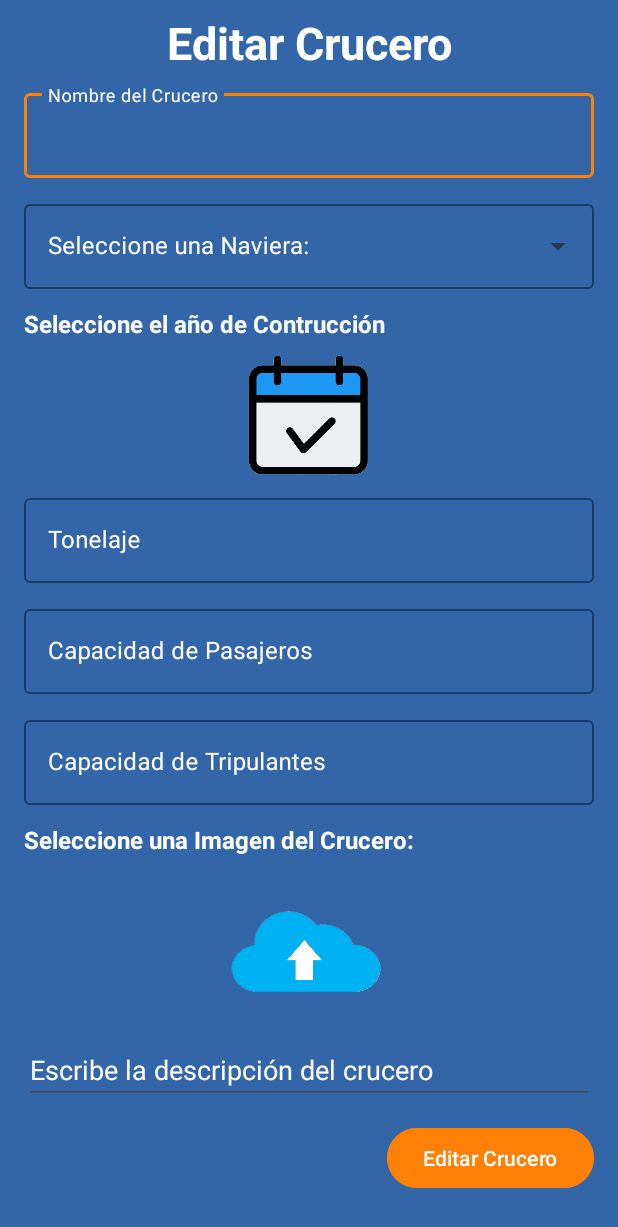
After one commit to PabloMSS/Buscador_CRUD_Firebase_MVVM, an Android app: the EditCrucero screen opened directly, with no data from a screen before it, on a phone screen of 412 x 824 dp. The commit adds this screen. Shown: the top 1227 px of the screen. Run offline under Robolectric (Android 15) with nearby library versions, the phone set to English and light mode, and no system bars; our stand-ins replace Firebase (no records; nobody signed in at launch, a user with empty details on screens opened directly); 9 statements that could not run were skipped.

Commit message:
Activity Edit Cruise

```diff
--- a/app/src/main/AndroidManifest.xml
+++ b/app/src/main/AndroidManifest.xml
@@ -14,6 +14,9 @@
         android:supportsRtl="true"
         android:theme="@style/Theme.Buscador_Cruceros"
         tools:targetApi="31">
+        <activity
+            android:name=".EditCrucero"
+            android:exported="false" />
         <activity
             android:name=".AddCrucero"
             android:exported="false" />
--- a/app/src/main/java/com/example/buscador_cruceros/Adapter/CruceroAdapter.kt
+++ b/app/src/main/java/com/example/buscador_cruceros/Adapter/CruceroAdapter.kt
@@ -1,10 +1,13 @@
 package com.example.buscador_cruceros.Adapter
 
+import android.content.Intent
 import android.view.LayoutInflater
 import android.view.ViewGroup
 import android.widget.ImageView
+import android.widget.Toast
 import androidx.recyclerview.widget.DiffUtil
 import androidx.recyclerview.widget.ListAdapter
+import com.example.buscador_cruceros.EditCrucero
 import com.example.buscador_cruceros.Models.Crucero
 import com.example.buscador_cruceros.R
 import com.example.buscador_cruceros.ViewHolder.CruceroViewHolder
@@ -18,8 +21,19 @@ class CruceroAdapter(private val deleteCruise: (Int) -> Unit): ListAdapter<Cruce
 
     override fun onBindViewHolder(holder: CruceroViewHolder, position: Int) {
         holder.render(getItem(position))
-        holder.itemView.findViewById<ImageView>(R.id.imgDelete).setOnClickListener {
+
+        var deleteIcon = holder.itemView.findViewById<ImageView>(R.id.imgDelete)
+        var editIcon = holder.itemView.findViewById<ImageView>(R.id.imgEdit)
+
+        deleteIcon.setOnClickListener {
             deleteCruise(position)
+        }
+
+        editIcon.setOnClickListener {
+            var crucero: Crucero = getItem(position)
+            val intent = Intent(editIcon.context, EditCrucero::class.java)
+            intent.putExtra("editCrucero", crucero)
+            editIcon.context.startActivity(intent)
         }
     }
 
--- a/app/src/main/java/com/example/buscador_cruceros/AddCrucero.kt
+++ b/app/src/main/java/com/example/buscador_cruceros/AddCrucero.kt
@@ -161,7 +161,7 @@ class AddCrucero : AppCompatActivity() {
             var tripulantes = etTripulantes.text.toString()
             var tonelaje = etTonelaje.text.toString()
             if(idDocument.isNotEmpty() && nameCrucero.isNotEmpty() && descripcion.isNotEmpty() && infoDescripcion.isNotEmpty() && nameNaviera.isNotEmpty() && pasajeros.isNotEmpty() && tripulantes.isNotEmpty() && tonelaje.isNotEmpty() && yearConstruction != ""){
-                Toast.makeText(this, "Campos Rellenos", Toast.LENGTH_LONG).show()
+                Toast.makeText(this, "Creando Crucero", Toast.LENGTH_LONG).show()
                 var crucero = Crucero(idDocument, nameCrucero, descripcion, infoDescripcion, nameNaviera, pasajeros.toInt(), yearConstruction, idDocument, tripulantes.toInt(), tonelaje.toInt())
                 viewModel.addCrucero(crucero)
 
--- a/app/src/main/java/com/example/buscador_cruceros/BuscadorCrucero.kt
+++ b/app/src/main/java/com/example/buscador_cruceros/BuscadorCrucero.kt
@@ -5,6 +5,7 @@ import androidx.appcompat.app.AppCompatActivity
 import android.os.Bundle
 import android.widget.SearchView
 import android.widget.TextView
+import android.widget.Toast
 import androidx.lifecycle.ViewModelProvider
 import androidx.recyclerview.widget.LinearLayoutManager
 import androidx.recyclerview.widget.RecyclerView
@@ -60,7 +61,6 @@ class BuscadorCrucero : AppCompatActivity() {
                 cruceroAdapter.submitList(listCruceros)
             }
         }
-        /*cruceroAdapter = CruceroAdapter(viewModel.listCrucerosBD.value ?: emptyList<Crucero>()) { position -> deleteCrucero(position)}*/
         goAddCruise()
         funcionalitySearchView()
     }
@@ -109,6 +109,9 @@ class BuscadorCrucero : AppCompatActivity() {
     fun deleteCrucero(position: Int){
         var idCrucero = listCruceros[position].id.toString()
         viewModel.deleteCrucero(idCrucero)
+        viewModel.mensajeDelete.observe(this){ it ->
+            Toast.makeText(this, it, Toast.LENGTH_SHORT).show()
+        }
         viewModel.getAll()
     }
 
--- /dev/null
+++ b/app/src/main/java/com/example/buscador_cruceros/EditCrucero.kt
@@ -0,0 +1,93 @@
+package com.example.buscador_cruceros
+
+import androidx.appcompat.app.AppCompatActivity
+import android.os.Bundle
+import android.widget.ArrayAdapter
+import android.widget.AutoCompleteTextView
+import android.widget.Button
+import android.widget.EditText
+import android.widget.ImageView
+import android.widget.NumberPicker
+import android.widget.TextView
+import android.widget.Toast
+import androidx.lifecycle.ViewModelProvider
+import com.example.buscador_cruceros.Models.Crucero
+import com.example.buscador_cruceros.Models.Naviera
+import com.example.buscador_cruceros.ViewModel.EditViewModel
+
+class EditCrucero : AppCompatActivity() {
+
+    lateinit var viewModel: EditViewModel
+
+    lateinit var listNavieras: List<String>
+    lateinit var crucero: Crucero
+
+    lateinit var etEditNameCruise: TextView
+    lateinit var spEditNavieras: AutoCompleteTextView
+    lateinit var tvYearEditConstruction: TextView
+    lateinit var etEditTonelaje: TextView
+    lateinit var etEditPasajeros: TextView
+    lateinit var etEditTripulantes: TextView
+    lateinit var imgEditUpload: ImageView
+    lateinit var etEditDescripcion: EditText
+    lateinit var btnEditAdd: Button
+
+    lateinit var yearPicker: NumberPicker
+    lateinit var btnYearConfirm: Button
+    lateinit var imgCalendar: ImageView
+
+    override fun onCreate(savedInstanceState: Bundle?) {
+        super.onCreate(savedInstanceState)
+        setContentView(R.layout.activity_edit_crucero)
+        initComponents()
+        initUI()
+    }
+
+    fun initComponents(){
+        etEditNameCruise = findViewById(R.id.etEditNameCruise)
+        spEditNavieras = findViewById(R.id.spEditNavieras)
+        tvYearEditConstruction = findViewById(R.id.tvYearEditConstruction)
+        etEditTonelaje = findViewById(R.id.etEditTonelaje)
+        etEditPasajeros = findViewById(R.id.etEditPasajeros)
+        etEditTripulantes = findViewById(R.id.etEditTripulantes)
+        imgEditUpload = findViewById(R.id.imgEditUpload)
+        etEditDescripcion = findViewById(R.id.etEditDescripcion)
+        btnEditAdd = findViewById(R.id.btnEditAdd)
+    }
+
+    fun initUI(){
+        crucero = intent.extras?.getSerializable("editCrucero") as Crucero
+        viewModel = ViewModelProvider(this).get(EditViewModel::class.java)
+        viewModel.getNavieras()
+        viewModel.listNaviera.observe(this){ result ->
+            listNavieras = result
+            var adpaterSpinner = ArrayAdapter(this, R.layout.list_item, listNavieras)
+            spEditNavieras.setAdapter(adpaterSpinner)
+        }
+        obtenerExtras()
+        //getNavieraSelected()
+    }
+
+    fun obtenerExtras(){
+        etEditNameCruise.text = crucero.name
+        etEditTonelaje.text = crucero.tonelaje.toString()
+        etEditPasajeros.text = crucero.capacity.toString()
+        etEditTripulantes.text = crucero.tripulantes.toString()
+        etEditDescripcion.setText(crucero.description.toString())
+    }
+
+    fun getNavieraSelected(){
+        viewModel.getNameNaviera(crucero.company.toString())
+        viewModel.nameNaviera.observe(this){ name ->
+            Toast.makeText(this, name, Toast.LENGTH_LONG).show()
+            for ((index, naviera) in listNavieras.withIndex()) {
+                Toast.makeText(this, naviera, Toast.LENGTH_LONG).show()
+                if (naviera.equals(name)) {
+                    spEditNavieras.setSelection(index)
+                    break
+                }
+            }
+
+        }
+    }
+}
--- a/app/src/main/java/com/example/buscador_cruceros/ViewHolder/CruceroViewHolder.kt
+++ b/app/src/main/java/com/example/buscador_cruceros/ViewHolder/CruceroViewHolder.kt
@@ -12,6 +12,7 @@ import androidx.lifecycle.get
 import androidx.recyclerview.widget.RecyclerView
 import com.bumptech.glide.Glide
 import com.example.buscador_cruceros.DetallesActivity
+import com.example.buscador_cruceros.EditCrucero
 import com.example.buscador_cruceros.Models.Crucero
 import com.example.buscador_cruceros.R
 import com.example.buscador_cruceros.ViewModel.BuscadorViewModel
--- a/app/src/main/java/com/example/buscador_cruceros/ViewModel/BuscadorViewModel.kt
+++ b/app/src/main/java/com/example/buscador_cruceros/ViewModel/BuscadorViewModel.kt
@@ -15,6 +15,10 @@ class BuscadorViewModel: ViewModel() {
     private val _listCrucerosBD: MutableLiveData<MutableList<Crucero>> = MutableLiveData()
     val listCrucerosBD: LiveData<MutableList<Crucero>>
         get() = _listCrucerosBD
+
+    private val _mensajeDelete: MutableLiveData<String> = MutableLiveData()
+    val mensajeDelete: LiveData<String>
+        get() = _mensajeDelete
 
     fun getAll(){
         var list = mutableListOf<Crucero>()
@@ -38,7 +42,7 @@ class BuscadorViewModel: ViewModel() {
             .document(id)
             .delete()
             .addOnSuccessListener {
-
+                _mensajeDelete.value = "Crucero Eliminado"
             }.addOnFailureListener {
 
             }
--- /dev/null
+++ b/app/src/main/java/com/example/buscador_cruceros/ViewModel/EditViewModel.kt
@@ -0,0 +1,54 @@
+package com.example.buscador_cruceros.ViewModel
+
+import androidx.lifecycle.LiveData
+import androidx.lifecycle.MutableLiveData
+import androidx.lifecycle.ViewModel
+import com.example.buscador_cruceros.Models.Crucero
+import com.example.buscador_cruceros.Models.Naviera
+import com.google.firebase.firestore.ktx.firestore
+import com.google.firebase.firestore.ktx.toObject
+import com.google.firebase.ktx.Firebase
+
+class EditViewModel: ViewModel() {
+
+    val db = Firebase.firestore
+
+    private val _listNavieras: MutableLiveData<List<String>> = MutableLiveData()
+
+    val listNaviera: LiveData<List<String>>
+        get() = _listNavieras
+
+    private val _nameNaviera: MutableLiveData<String> = MutableLiveData()
+
+    val nameNaviera: LiveData<String>
+        get() = _nameNaviera
+
+    fun getNavieras(){
+        var list = mutableListOf<String>()
+        db.collection("navieras")
+            .get()
+            .addOnSuccessListener { result ->
+                for (item in result){
+                    var naviera = item.toObject(Naviera::class.java)
+                    list.add(naviera.name)
+                }
+                _listNavieras.value = list
+            }
+            .addOnFailureListener {
+
+            }
+    }
+
+    fun getNameNaviera(id:String){
+        db.collection("navieras")
+            .document(id)
+            .get()
+            .addOnSuccessListener { result ->
+                var naviera = result.toObject(Naviera::class.java)
+                _nameNaviera.value = naviera?.name
+            }
+            .addOnFailureListener {
+
+            }
+    }
+}
--- /dev/null
+++ b/app/src/main/res/layout/activity_edit_crucero.xml
@@ -0,0 +1,176 @@
+<?xml version="1.0" encoding="utf-8"?>
+<ScrollView
+    xmlns:android="http://schemas.android.com/apk/res/android"
+    xmlns:app="http://schemas.android.com/apk/res-auto"
+    xmlns:tools="http://schemas.android.com/tools"
+    android:layout_width="match_parent"
+    android:layout_height="match_parent">
+    <androidx.appcompat.widget.LinearLayoutCompat
+        android:layout_width="match_parent"
+        android:layout_height="match_parent"
+        android:orientation="vertical"
+        tools:context=".AddCrucero">
+
+        <TextView
+            android:id="@+id/tvTitle"
+            android:layout_width="match_parent"
+            android:layout_height="wrap_content"
+            android:textColor="@color/white"
+            android:layout_marginVertical="8dp"
+            android:gravity="center"
+            android:text="@string/editCruise"
+            android:textSize="30sp"
+            android:textStyle="bold" />
+
+        <com.google.android.material.textfield.TextInputLayout
+            android:id="@+id/inputEditNameCruise"
+            style="@style/MyTextInputLayout"
+            android:layout_width="match_parent"
+            android:layout_height="wrap_content"
+            android:layout_marginHorizontal="16dp"
+            android:layout_marginBottom="12dp"
+            android:hint="@string/nameCruise">
+
+            <com.google.android.material.textfield.TextInputEditText
+                android:id="@+id/etEditNameCruise"
+                android:layout_width="match_parent"
+                android:layout_height="wrap_content"
+                android:textColor="@color/white"/>
+        </com.google.android.material.textfield.TextInputLayout>
+
+        <com.google.android.material.textfield.TextInputLayout
+            style="@style/CustomSpinner"
+            android:layout_width="match_parent"
+            android:layout_height="wrap_content"
+            android:layout_marginHorizontal="16dp"
+            android:layout_marginBottom="12dp"
+            android:hint="@string/infoSelect">
+
+            <AutoCompleteTextView
+                android:id="@+id/spEditNavieras"
+                android:textColor="@color/white"
+                android:layout_width="match_parent"
+                android:layout_height="wrap_content"
+                android:backgroundTint="@color/principal_color"
+                android:inputType="none"
+                android:paddingHorizontal="5dp" />
+        </com.google.android.material.textfield.TextInputLayout>
+
+        <TextView
+            android:id="@+id/tvYearEditConstruction"
+            android:layout_width="wrap_content"
+            android:layout_height="wrap_content"
+            android:textColor="@color/white"
+            android:layout_marginHorizontal="16dp"
+            android:text="Seleccione el año de Contrucción"
+            android:textSize="16sp"
+            android:textStyle="bold"/>
+
+        <ImageView
+            android:id="@+id/imgEditCalendar"
+            android:layout_width="150dp"
+            android:layout_height="100dp"
+            android:layout_gravity="center"
+            android:src="@drawable/calendar"/>
+
+        <com.google.android.material.textfield.TextInputLayout
+            android:id="@+id/inputEditTonelaje"
+            style="@style/MyTextInputLayout"
+            android:layout_width="match_parent"
+            android:layout_height="wrap_content"
+            android:layout_marginHorizontal="16dp"
+            android:layout_marginBottom="12dp"
+            android:hint="@string/tonelaje"
+            android:inputType="number">
+
+            <com.google.android.material.textfield.TextInputEditText
+                android:id="@+id/etEditTonelaje"
+                android:layout_width="match_parent"
+                android:layout_height="wrap_content"
+                android:textColor="@color/white"
+                android:inputType="number" />
+        </com.google.android.material.textfield.TextInputLayout>
+
+        <com.google.android.material.textfield.TextInputLayout
+            android:id="@+id/inputEditPasajeros"
+            style="@style/MyTextInputLayout"
+            android:layout_width="match_parent"
+            android:layout_height="wrap_content"
+            android:layout_marginHorizontal="16dp"
+            android:layout_marginBottom="12dp"
+            android:hint="@string/capacity_pasajeros">
+
+            <com.google.android.material.textfield.TextInputEditText
+                android:id="@+id/etEditPasajeros"
+                android:layout_width="match_parent"
+                android:layout_height="wrap_content"
+                android:textColor="@color/white"
+                android:inputType="number" />
+        </com.google.android.material.textfield.TextInputLayout>
+
+        <com.google.android.material.textfield.TextInputLayout
+            android:id="@+id/inputEditTripulantes"
+            style="@style/MyTextInputLayout"
+            android:layout_width="match_parent"
+            android:layout_height="wrap_content"
+            android:layout_marginHorizontal="16dp"
+            android:layout_marginBottom="12dp"
+            android:hint="@string/capacity_tripulantes">
+
+            <com.google.android.material.textfield.TextInputEditText
+                android:id="@+id/etEditTripulantes"
+                android:textColor="@color/white"
+                android:layout_width="match_parent"
+                android:layout_height="wrap_content"
+                android:inputType="number" />
+        </com.google.android.material.textfield.TextInputLayout>
+
+        <TextView
+            android:layout_width="wrap_content"
+            android:layout_height="wrap_content"
+            android:textColor="@color/white"
+            android:layout_marginHorizontal="16dp"
+            android:layout_marginBottom="12dp"
+            android:text="Seleccione una Imagen del Crucero:"
+            android:textSize="16sp"
+            android:textStyle="bold" />
+
+        <ImageView
+            android:id="@+id/imgEditUpload"
+            android:layout_width="150dp"
+            android:layout_height="100dp"
+            android:scaleType="fitXY"
+            android:layout_gravity="center"
+            android:layout_marginBottom="8dp"
+            android:src="@drawable/upload_img" />
+
+        <EditText
+            android:id="@+id/etEditDescripcion"
+            android:layout_width="match_parent"
+            android:layout_height="wrap_content"
+            android:textColor="@color/white"
+            android:layout_marginHorizontal="16dp"
+            android:layout_marginBottom="12dp"
+            android:hint="@string/description"
+            android:inputType="textMultiLine"
+            android:textColorHint="@color/white"/>
+
+        <androidx.constraintlayout.widget.ConstraintLayout
+            android:layout_width="match_parent"
+            android:layout_height="wrap_content"
+            android:layout_marginHorizontal="16dp">
+
+            <Button
+                android:id="@+id/btnEditAdd"
+                android:layout_width="wrap_content"
+                android:layout_height="wrap_content"
+                android:textColor="@color/white"
+                android:backgroundTint="@color/secondary_color"
+                android:text="@string/editCruise"
+                app:layout_constraintEnd_toEndOf="parent"
+                app:layout_constraintTop_toBottomOf="@+id/etEditDescripcion"
+                tools:ignore="NotSibling" />
+        </androidx.constraintlayout.widget.ConstraintLayout>
+
+    </androidx.appcompat.widget.LinearLayoutCompat>
+</ScrollView>
--- a/app/src/main/res/layout/item_list_cruceros.xml
+++ b/app/src/main/res/layout/item_list_cruceros.xml
@@ -61,6 +61,15 @@
                     app:layout_constraintTop_toTopOf="parent"
                     app:layout_constraintBottom_toBottomOf="parent"
                     android:layout_marginHorizontal="8dp"/>
+                <ImageView
+                    android:id="@+id/imgEdit"
+                    android:layout_width="30dp"
+                    android:layout_height="30dp"
+                    android:src="@drawable/edit"
+                    app:layout_constraintEnd_toStartOf="@+id/imgDelete"
+                    app:layout_constraintTop_toTopOf="parent"
+                    app:layout_constraintBottom_toBottomOf="parent"
+                    android:layout_marginHorizontal="8dp"/>
             </androidx.constraintlayout.widget.ConstraintLayout>
 
         </androidx.appcompat.widget.LinearLayoutCompat>
--- a/app/src/main/res/values/strings.xml
+++ b/app/src/main/res/values/strings.xml
@@ -8,6 +8,7 @@
     <string name="capacity_tripulantes">Capacidad de Tripulantes</string>
     <string name="returnApp">Volver Atrás</string>
     <string name="addCruise">Añadir Crucero</string>
+    <string name="editCruise">Editar Crucero</string>
     <string name="nameCruise">Nombre del Crucero</string>
     <string name="infoSelect">Seleccione una Naviera:</string>
     <string name="description">Escribe la descripción del crucero</string>
```
Also changed, not shown: app/src/main/res/drawable/edit.png (added).
